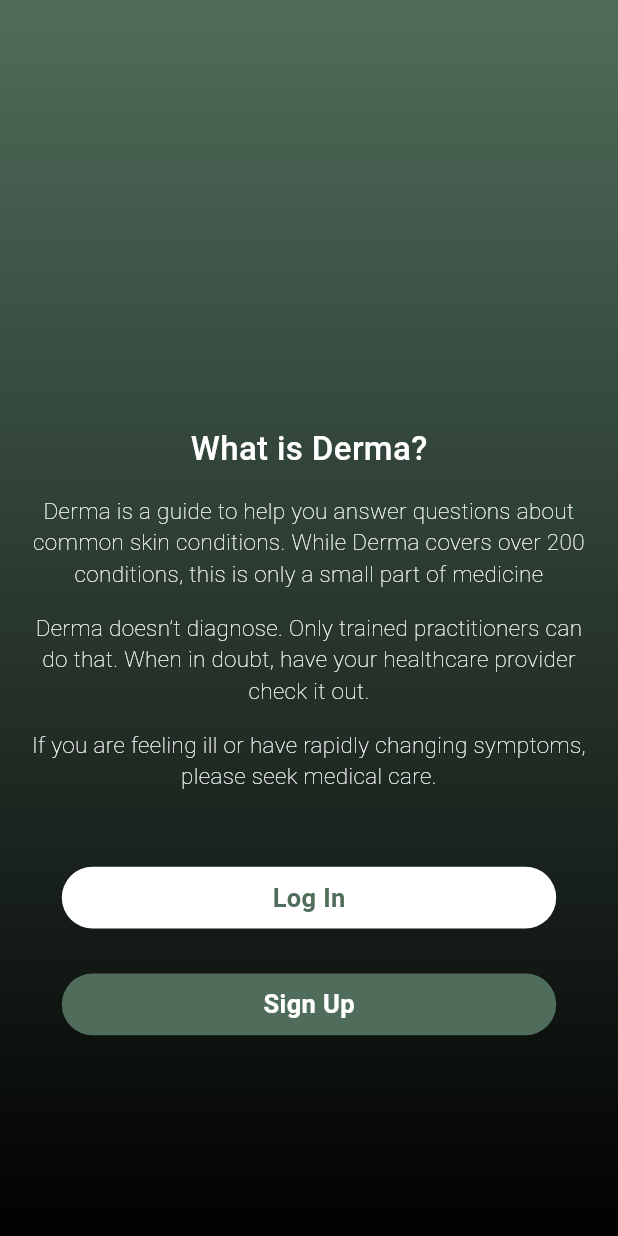
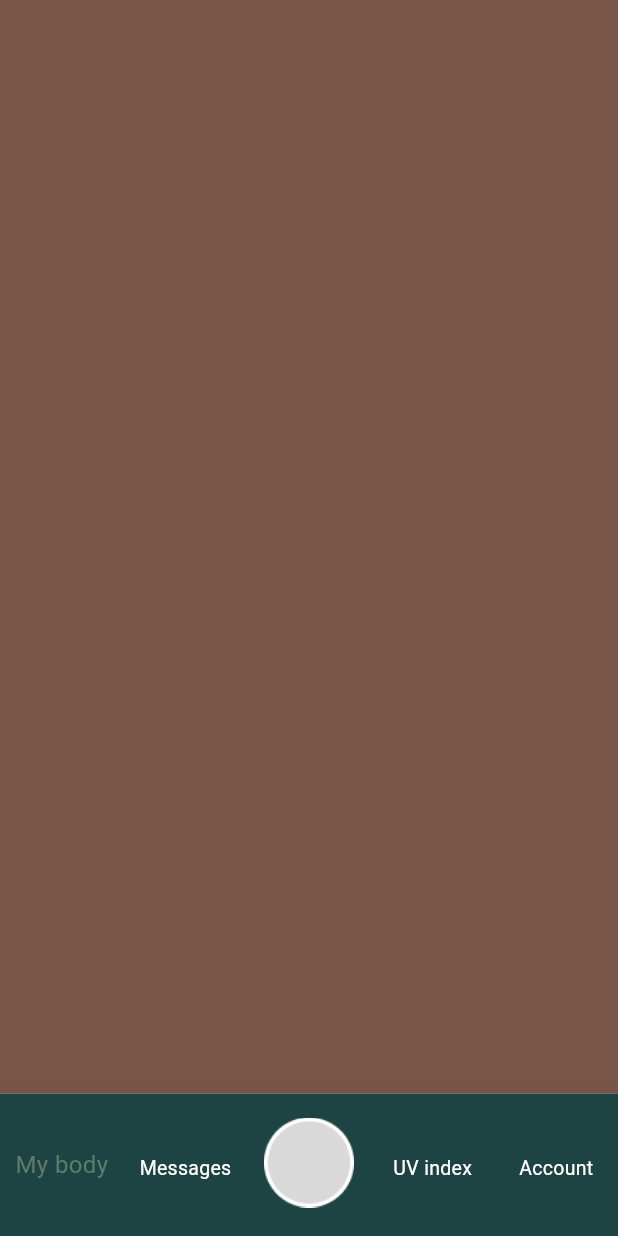
Before and after one commit to kusha2000/Derma_Skin_App, a Flutter app: the screen it shows after launch, after a tap on "Get Started", on a phone screen of 412 x 824 dp. Run offline on Flutter 3.47's test engine with Material 3 defaults, Android fonts, the phone set to English and light mode, and no system bars; our stand-ins replace get.

Commit message:
Create Messages,UV Index,Account Pages

```diff
--- /dev/null
+++ b/lib/Controllers/nav_controller.dart
@@ -0,0 +1,30 @@
+import 'package:get/get.dart';
+
+class NavController extends GetxController {
+  @override
+  void onInit() {
+    //getUsername();
+    super.onInit();
+  }
+
+  var currentNavIndex = 0.obs;
+
+  //var username = '';
+
+  // var searchController = TextEditingController();
+
+  // getUsername() async {
+  //   var n = await firestore
+  //       .collection(usersCollection)
+  //       .where('id', isEqualTo: currentUser!.uid)
+  //       .get()
+  //       .then((value) {
+  //     if (value.docs.isNotEmpty) {
+  //       return value.docs.single['name'];
+  //     }
+  //   });
+
+  //   username = n;
+  //print(username);
+  // }
+}
--- a/lib/intro_page.dart
+++ b/lib/Pages/intro_page.dart
@@ -1,5 +1,5 @@
-import 'package:derma_skin_app/login.dart';
-import 'package:derma_skin_app/signup_page.dart';
+import 'package:derma_skin_app/Pages/login.dart';
+import 'package:derma_skin_app/Pages/signup_page.dart';
 import 'package:flutter/material.dart';
 
 class IntroPage extends StatelessWidget {
--- a/lib/signup_page.dart
+++ b/lib/Pages/signup_page.dart
@@ -1,4 +1,4 @@
-import 'package:derma_skin_app/login.dart';
+import 'package:derma_skin_app/Pages/login.dart';
 import 'package:flutter/material.dart';
 
 class SignUp extends StatefulWidget {
@@ -129,7 +129,7 @@
                                 borderRadius: BorderRadius.circular(20),
                               ),
                               padding: const EdgeInsets.symmetric(
-                                  horizontal: 130.0, vertical: 15),
+                                  horizontal: 80.0, vertical: 15),
                             ),
                             child: const Text("SignUp",
                                 style: TextStyle(
@@ -159,7 +159,7 @@
                                 borderRadius: BorderRadius.circular(20),
                               ),
                               padding: const EdgeInsets.symmetric(
-                                  horizontal: 130.0, vertical: 15),
+                                  horizontal: 80.0, vertical: 15),
                             ),
                             child: const Text(
                               "Sign In",
--- /dev/null
+++ b/lib/Widgets/Navbar.dart
@@ -0,0 +1,84 @@
+import 'package:derma_skin_app/Controllers/nav_controller.dart';
+import 'package:derma_skin_app/Pages/TakePhotos.dart';
+import 'package:derma_skin_app/Pages/UV_index.dart';
+import 'package:derma_skin_app/Pages/Account.dart';
+import 'package:derma_skin_app/Pages/message.dart';
+import 'package:flutter/material.dart';
+import 'package:get/get.dart';
+
+class Navbar extends StatelessWidget {
+  const Navbar({super.key});
+
+  @override
+  Widget build(BuildContext context) {
+    //init name controller
+    var controller = Get.put(NavController());
+    var navbarItem = [
+      const BottomNavigationBarItem(
+        icon: SizedBox.shrink(),
+        label: 'My body',
+      ),
+      const BottomNavigationBarItem(
+        icon: SizedBox.shrink(),
+        label: 'Messages',
+      ),
+      BottomNavigationBarItem(
+        icon: Padding(
+          padding: const EdgeInsets.all(8.0),
+          child: Image.asset(
+            'images/navCircle.png',
+            width: 60,
+            height: 60,
+          ),
+        ),
+        label: "",
+      ),
+      const BottomNavigationBarItem(
+        icon: SizedBox.shrink(),
+        label: 'UV index',
+      ),
+      const BottomNavigationBarItem(
+        icon: SizedBox.shrink(),
+        label: 'Account',
+      ),
+    ];
+
+    var navBody = {
+      Container(color: Colors.brown),
+      const Message(),
+      const TakePhotos(),
+      const UVIndex(),
+      const Account(),
+    };
+
+    return Scaffold(
+      body: Column(children: [
+        Obx(
+          () => Expanded(
+            child: navBody.elementAt(controller.currentNavIndex.value),
+          ),
+        ),
+      ]),
+      bottomNavigationBar: SafeArea(
+        child: SizedBox(
+          height: 95,
+          child: Obx(
+            () => BottomNavigationBar(
+              currentIndex: controller.currentNavIndex.value,
+              selectedItemColor: Color(0xFF607C6D),
+              unselectedItemColor: Colors.white,
+              selectedLabelStyle: const TextStyle(fontSize: 16.0),
+              unselectedLabelStyle: const TextStyle(fontSize: 13.0),
+              type: BottomNavigationBarType.fixed,
+              backgroundColor: const Color(0xff1D4443),
+              items: navbarItem,
+              onTap: (value) {
+                controller.currentNavIndex.value = value;
+              },
+            ),
+          ),
+        ),
+      ),
+    );
+  }
+}
--- a/lib/main.dart
+++ b/lib/main.dart
@@ -1,6 +1,5 @@
-import 'package:derma_skin_app/intro_page.dart';
+import 'package:derma_skin_app/Widgets/Navbar.dart';
 import 'package:flutter/material.dart';
-import 'package:derma_skin_app/login.dart';
 
 void main() {
   runApp(const MyApp());
@@ -60,7 +59,8 @@
                 onPressed: () {
                   Navigator.push(
                     context,
-                    MaterialPageRoute(builder: (context) => const IntroPage()),
+                    // MaterialPageRoute(builder: (context) => const IntroPage()),
+                    MaterialPageRoute(builder: (context) => const Navbar()),
                   );
                 },
                 style: ElevatedButton.styleFrom(
@@ -70,8 +70,8 @@
                   ),
                   padding: const EdgeInsets.symmetric(horizontal: 30.0),
                 ),
-                child:
-                    const Text("Get Started", style: TextStyle(fontSize: 17)),
+                child: const Text("Get Started",
+                    style: TextStyle(fontSize: 17, color: Color(0xffffffff))),
               ),
             ),
             const SizedBox(height: 5),
--- a/pubspec.yaml
+++ b/pubspec.yaml
@@ -35,6 +35,7 @@
   # The following adds the Cupertino Icons font to your application.
   # Use with the CupertinoIcons class for iOS style icons.
   cupertino_icons: ^1.0.2
+  get: ^4.6.6
 
 dev_dependencies:
   flutter_test:
```
Also changed, not shown: lib/Pages/Account.dart (added, +155 -0 lines), lib/Pages/TakePhotos.dart (added, +82 -0 lines), lib/Pages/UV_index.dart (added, +93 -0 lines), lib/Pages/login.dart (renamed from lib/login.dart, +11 -3 lines), lib/Pages/message.dart (added, +46 -0 lines), images/bg.png (added), images/correct.png (added), images/navCircle.png (added), pubspec.lock.
